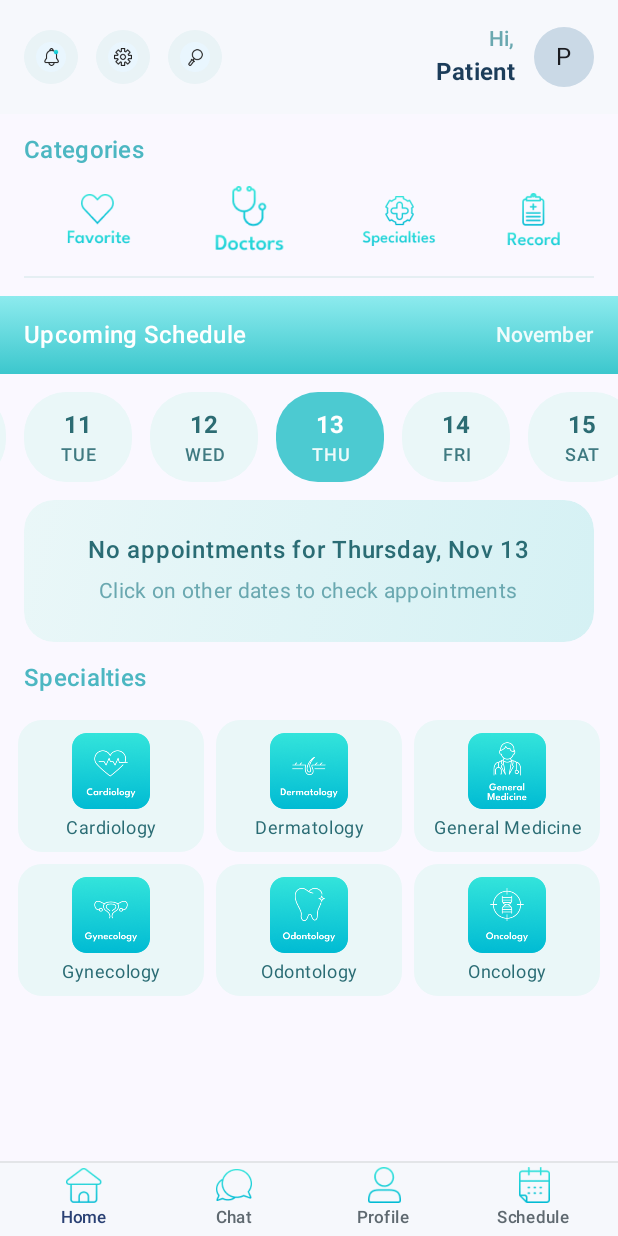
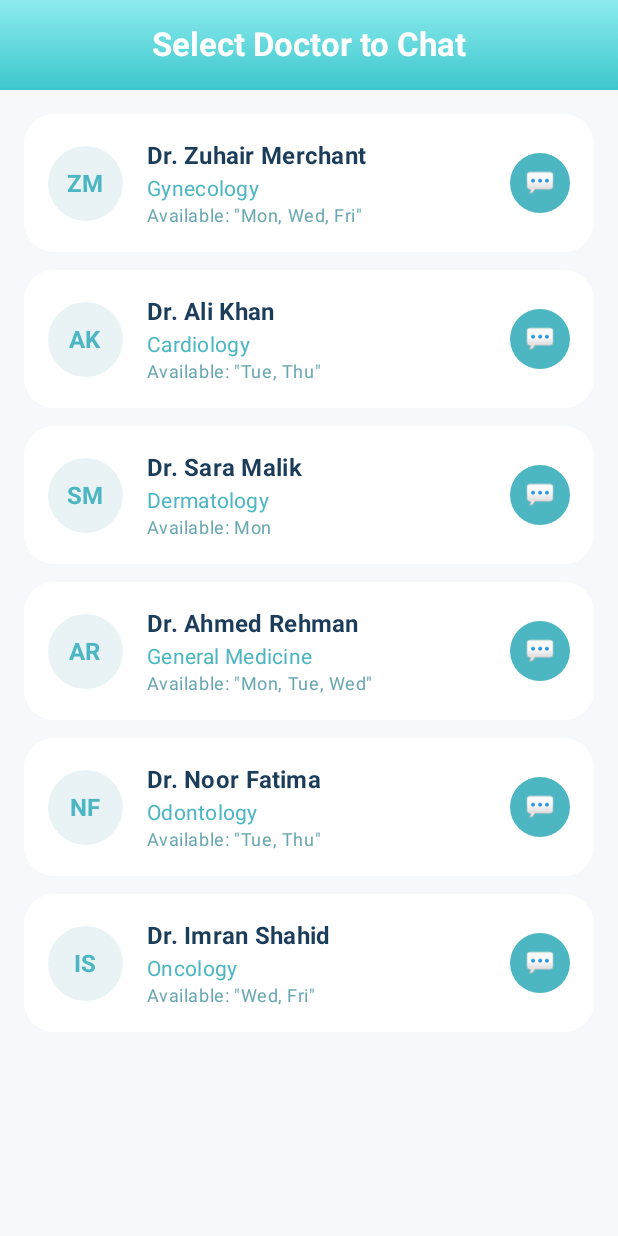
Before and after one commit to hamzahisam/Patient_Tracker_SE, an Android app built with Jetpack Compose: the PatientHomeScreen screen opened through its navigation route, after a tap on "Chat", on a phone screen of 412 x 824 dp. Run offline under Robolectric (Android 15) with nearby library versions, the phone set to English and light mode, and no system bars; our stand-ins replace Firebase (no records; nobody signed in at launch, a user with empty details on screens opened directly).

Commit message:
added chat option and chat screen for patients

```diff
--- a/app/src/main/java/ui/navigation/AppNavHost.kt
+++ b/app/src/main/java/ui/navigation/AppNavHost.kt
@@ -30,6 +30,8 @@ import com.example.patienttracker.ui.screens.patient.DoctorFull
 import com.example.patienttracker.ui.screens.patient.BookAppointmentScreen
 import com.example.patienttracker.ui.screens.patient.FullScheduleScreen
 import com.example.patienttracker.ui.screens.patient.PatientProfileScreen
+import com.example.patienttracker.ui.screens.patient.ChatSelectionScreen
+import com.example.patienttracker.ui.screens.patient.ChatScreen
 
 private object Route {
     const val SPLASH = "splash"
@@ -249,6 +251,15 @@ fun AppNavHost(context: Context) {
             PatientProfileScreen(navController, firstName, lastName)
         }
 
+        composable("chat_selection") {
+            ChatSelectionScreen(navController, context)
+        }
+
+        composable("chat_screen/{doctorId}") { backStackEntry ->
+            val doctorId = backStackEntry.arguments?.getString("doctorId") ?: ""
+            ChatScreen(navController, context, doctorId)
+        }
+
         composable(
             route = Route.DOCTOR_HOME_ARGS,
             arguments = listOf(
--- a/app/src/main/java/ui/navigation/patient/PatientHomeScreen.kt
+++ b/app/src/main/java/ui/navigation/patient/PatientHomeScreen.kt
@@ -667,7 +667,9 @@ private fun BottomBar(
                 BottomItem(
                     iconRes = R.drawable.ic_messages,
                     label = "Chat"
-                ) { /* navController.navigate("chat_screen") */ }
+                ) {
+                    navController.navigate("chat_selection")
+                }
 
                 BottomItem(
                     iconRes = R.drawable.ic_user_profile,
--- /dev/null
+++ b/app/src/main/java/ui/screens/patient/ChatSelectionScreen.kt
@@ -0,0 +1,136 @@
+package com.example.patienttracker.ui.screens.patient
+
+import androidx.compose.foundation.background
+import androidx.compose.foundation.layout.*
+import androidx.compose.foundation.lazy.LazyColumn
+import androidx.compose.foundation.lazy.items
+import androidx.compose.foundation.shape.RoundedCornerShape
+import androidx.compose.material3.*
+import androidx.compose.runtime.*
+import androidx.compose.ui.Alignment
+import androidx.compose.ui.Modifier
+import androidx.compose.ui.draw.clip
+import androidx.compose.ui.graphics.Brush
+import androidx.compose.ui.graphics.Color
+import androidx.compose.ui.text.font.FontWeight
+import androidx.compose.ui.unit.dp
+import androidx.navigation.NavController
+import android.content.Context
+import androidx.compose.foundation.clickable
+import androidx.compose.ui.platform.LocalContext
+import androidx.compose.foundation.shape.CircleShape
+
+@Composable
+fun ChatSelectionScreen(navController: NavController, context: Context) {
+    val gradient = Brush.verticalGradient(listOf(Color(0xFF8DEBEE), Color(0xFF3CC7CD)))
+
+    // Get doctors from CSV
+    val doctors = remember { readDoctorCsv(context) }
+
+    Scaffold(
+        topBar = {
+            Surface(
+                color = Color.Transparent,
+                tonalElevation = 0.dp
+            ) {
+                Box(
+                    modifier = Modifier
+                        .fillMaxWidth()
+                        .background(gradient)
+                        .padding(16.dp),
+                    contentAlignment = Alignment.Center
+                ) {
+                    Text(
+                        text = "Select Doctor to Chat",
+                        color = Color.White,
+                        style = MaterialTheme.typography.titleLarge.copy(fontWeight = FontWeight.Bold)
+                    )
+                }
+            }
+        }
+    ) { innerPadding ->
+        LazyColumn(
+            modifier = Modifier
+                .fillMaxSize()
+                .padding(innerPadding)
+                .background(Color(0xFFF6F8FC)),
+            verticalArrangement = Arrangement.spacedBy(12.dp),
+            contentPadding = PaddingValues(16.dp)
+        ) {
+            items(doctors) { doctor ->
+                DoctorChatCard(doctor) {
+                    navController.currentBackStackEntry?.savedStateHandle?.set("selectedDoctor", doctor)
+                    navController.navigate("chat_screen/${doctor.id}")
+                }
+            }
+        }
+    }
+}
+
+@Composable
+fun DoctorChatCard(doctor: DoctorFull, onChatClick: () -> Unit) {
+    Surface(
+        shape = RoundedCornerShape(20.dp),
+        tonalElevation = 2.dp,
+        color = Color.White,
+        modifier = Modifier
+            .fillMaxWidth()
+            .clickable { onChatClick() }
+    ) {
+        Row(
+            modifier = Modifier.padding(16.dp),
+            verticalAlignment = Alignment.CenterVertically
+        ) {
+            // Doctor avatar/icon
+            Box(
+                modifier = Modifier
+                    .size(50.dp)
+                    .clip(CircleShape)
+                    .background(Color(0xFFE9F3F6)),
+                contentAlignment = Alignment.Center
+            ) {
+                Text(
+                    text = "${doctor.firstName.first()}${doctor.lastName.first()}",
+                    style = MaterialTheme.typography.titleMedium.copy(fontWeight = FontWeight.Bold),
+                    color = Color(0xFF4CB7C2)
+                )
+            }
+
+            Spacer(Modifier.width(16.dp))
+
+            Column(
+                modifier = Modifier.weight(1f)
+            ) {
+                Text(
+                    text = "Dr. ${doctor.firstName} ${doctor.lastName}",
+                    style = MaterialTheme.typography.titleMedium.copy(fontWeight = FontWeight.Bold),
+                    color = Color(0xFF1C3D5A)
+                )
+                Text(
+                    text = doctor.speciality,
+                    color = Color(0xFF4CB7C2),
+                    style = MaterialTheme.typography.bodyMedium
+                )
+                Text(
+                    text = "Available: ${doctor.days}",
+                    color = Color(0xFF6AA8B0),
+                    style = MaterialTheme.typography.bodySmall
+                )
+            }
+
+            // Chat icon
+            Box(
+                modifier = Modifier
+                    .size(40.dp)
+                    .clip(CircleShape)
+                    .background(Color(0xFF4CB7C2)),
+                contentAlignment = Alignment.Center
+            ) {
+                Text(
+                    text = "💬",
+                    style = MaterialTheme.typography.bodyLarge
+                )
+            }
+        }
+    }
+}
```
Also changed, not shown: app/src/main/java/data/ChatMessage.kt (added, +18 -0 lines), app/src/main/java/ui/screens/patient/ChatScreen.kt (added, +271 -0 lines).
